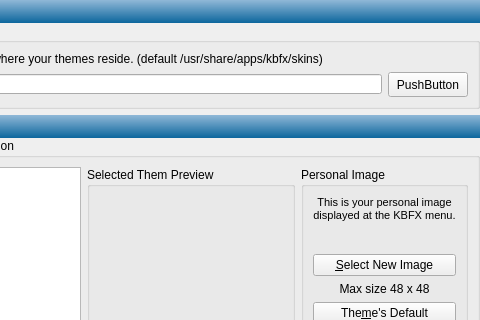
Above: kbfx4/configdialog/kbfx_themes.ui from plexydesk/kbfxmenu before the change; both pictures show x 187 to 667 and y 0 to 320 of the 667 by 441 pixel window. Below: the same form after it.
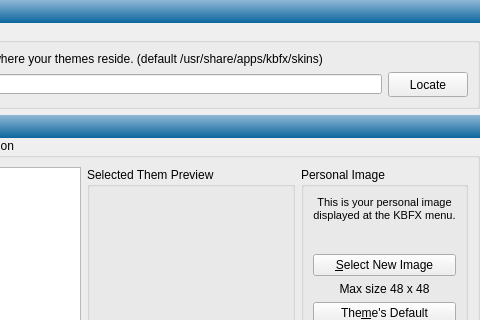
That is the form after the change. Icons and pictures are not drawn.

What changed in the file:
```diff
--- a/kbfx4/configdialog/kbfx_themes.ui
+++ b/kbfx4/configdialog/kbfx_themes.ui
@@ -10,7 +10,7 @@
    </rect>
   </property>
   <property name="sizePolicy" >
-   <sizepolicy vsizetype="Preferred" hsizetype="Preferred" >
+   <sizepolicy vsizetype="Maximum" hsizetype="Maximum" >
     <horstretch>0</horstretch>
     <verstretch>0</verstretch>
    </sizepolicy>
@@ -153,7 +153,11 @@
              </size>
             </property>
             <property name="text" >
-             <string>PushButton</string>
+             <string>Locate</string>
+            </property>
+            <property name="icon" >
+             <iconset resource="images.qrc" >
+              <normaloff>:/buttons/images/folder.png</normaloff>:/buttons/images/folder.png</iconset>
             </property>
            </widget>
           </item>
```
